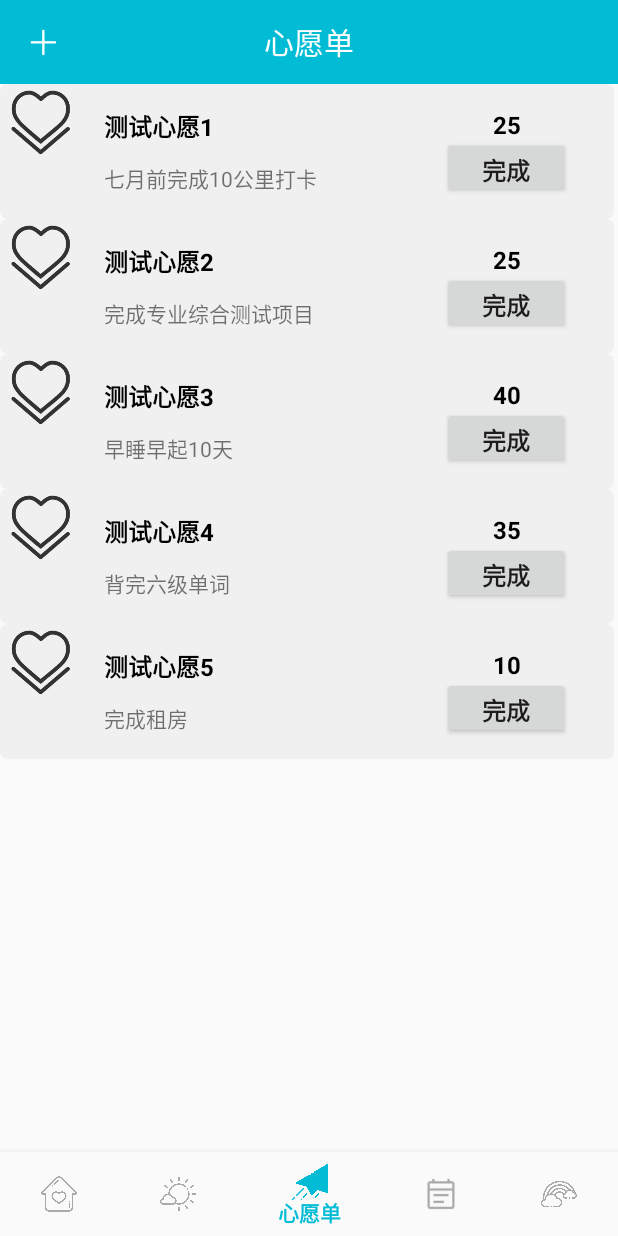
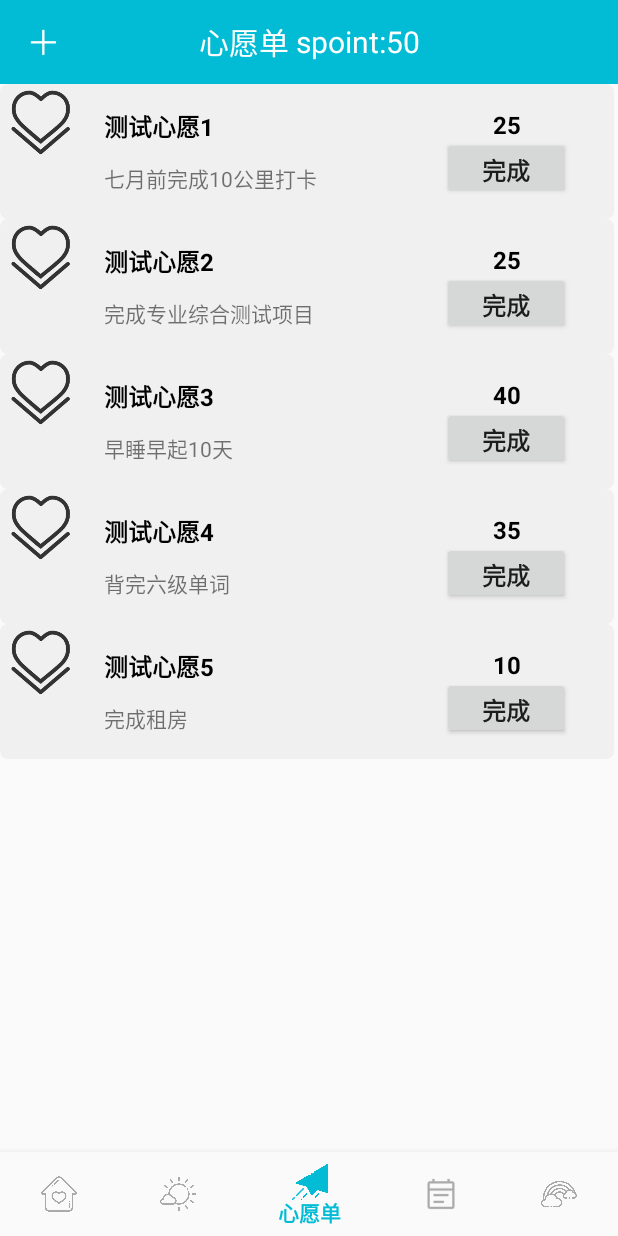
Before and after one commit to Wcc-Dont-sleep/GrowingHabitAPP, an Android app: the fragment Fragment4 placed in its activity, item 3 of the bottom bar chosen, on a phone screen of 412 x 824 dp. Run offline under Robolectric (Android 15) with nearby library versions, the phone set to English and light mode, and no system bars; libraries missing offline, so code that uses them is left out: com.github.mikephil.charting, org.apache.commons; 4 statements that could not run were skipped.

Commit message:
20230623final

```diff
--- a/app/src/main/java/com/example/habittest/Fragment1.java
+++ b/app/src/main/java/com/example/habittest/Fragment1.java
@@ -3,6 +3,7 @@ package com.example.habittest;
 import android.database.Cursor;
 import android.database.sqlite.SQLiteDatabase;
 import android.os.Bundle;
+import android.os.Handler;
 import android.support.v4.app.Fragment;
 import android.util.Log;
 import android.view.LayoutInflater;
@@ -30,7 +31,6 @@ public class Fragment1 extends Fragment {
     private GridView gview;
     private List<Map<String, Object>> data_list;
     private SimpleAdapter sim_adapter;
-
     //选择时间button
     private Button[] bt = new Button[4];
     //当前选择的时间段
@@ -60,6 +60,7 @@ public class Fragment1 extends Fragment {
         bt[1] = (Button) v.findViewById(R.id.morning);
         bt[2] = (Button) v.findViewById(R.id.noon);
         bt[3] = (Button) v.findViewById(R.id.evening);
+        // 在这里更新 TextView 的显示内容
 
         //设置默认选择任意时间
         selectTime(0);
--- a/app/src/main/java/com/example/habittest/Fragment4.java
+++ b/app/src/main/java/com/example/habittest/Fragment4.java
@@ -171,7 +171,7 @@ public class Fragment4 extends Fragment{
                         wish[position].pic = "wish_finish";
                         if (mgr.wishUpdateDB(wish[position].wname))
                         {
-                            mgr.UpdateUser();
+
                             Toast.makeText(context,wish[position].wname +"心愿完成"+"消耗"+wish[position].spoint+"点数", Toast.LENGTH_SHORT).show();
                             refresh_grid();
                             //holder.button.setVisibility(View.GONE);
--- a/app/src/main/java/com/example/habittest/Fragment5.java
+++ b/app/src/main/java/com/example/habittest/Fragment5.java
@@ -62,7 +62,7 @@ public class Fragment5 extends Fragment{
         totalHabitTextView.setText(String.valueOf(mgr.countotalhabit()));
         TextView totalWishTextView = v.findViewById(R.id.totalwish);
         totalWishTextView.setText(String.valueOf(mgr.countotalwish()));
-        totalWishTextView.setText(String.valueOf(mgr.getdatelog("2023-06-12")));
+        //totalWishTextView.setText(String.valueOf(mgr.getdatelog("2023-06-12")));
         TextView totalPointTextView = v.findViewById(R.id.totalpoint);
         totalPointTextView.setText(String.valueOf(mgr.getUserPoint()));
         BarChart barChart = v.findViewById(R.id.bc1);
@@ -133,6 +133,7 @@ public class Fragment5 extends Fragment{
         lineChart.setBackgroundColor(Color.WHITE);
 //是否显示边界
         lineChart.setDrawBorders(false);
+        lineChart.setDrawGridBackground(false);
 // 获取之前三天的日期
         //y轴数值集合
         BarDataSet set = new BarDataSet(yVals," ");
@@ -143,6 +144,7 @@ public class Fragment5 extends Fragment{
         //添加到控件中
         barChart.setData(data);
         barChart.setBackgroundColor(Color.WHITE);
+        barChart.setDrawGridBackground(false);
 //是否显示边界
         barChart.setDrawBorders(false);
 //        CalendarView calendarView = v.findViewById(R.id.personalCal);
--- a/app/src/main/java/com/example/habittest/MainActivity.java
+++ b/app/src/main/java/com/example/habittest/MainActivity.java
@@ -7,6 +7,7 @@ import android.content.Intent;
 import android.content.pm.PackageManager;
 import android.database.sqlite.SQLiteDatabase;
 import android.os.Bundle;
+import android.os.Handler;
 import android.support.annotation.NonNull;
 import android.support.annotation.Nullable;
 import android.support.design.widget.BottomNavigationView;
@@ -28,6 +29,8 @@ import android.widget.ListView;
 import android.widget.TextView;
 import android.widget.Toast;
 
+import com.github.mikephil.charting.charts.LineChart;
+
 import org.jsoup.Jsoup;
 import org.jsoup.nodes.Document;
 import org.jsoup.nodes.Element;
@@ -43,7 +46,7 @@ import java.util.List;
 public class MainActivity extends AppCompatActivity {
     List<String> mPermissionList = new ArrayList<>();//权限集合
     String[] permissions = new String[]{Manifest.permission.READ_CALENDAR, Manifest.permission.WRITE_CALENDAR, Manifest.permission.READ_EXTERNAL_STORAGE, Manifest.permission.WRITE_EXTERNAL_STORAGE};
-    private TextView mTextMessage, top_text;
+    private TextView mTextMessage, top_text,spointview;
     private FragmentTransaction transaction;
     private FragmentManager fragmentManager;
     private Toolbar top_tools;
@@ -64,6 +67,7 @@ public class MainActivity extends AppCompatActivity {
     //今日图片
     private byte[] image;
 
+
     private BottomNavigationView.OnNavigationItemSelectedListener mOnNavigationItemSelectedListener
             = new BottomNavigationView.OnNavigationItemSelectedListener() {
 
@@ -80,6 +84,7 @@ public class MainActivity extends AppCompatActivity {
                     frag1.setDBManager(mgr);
                     transaction.replace(R.id.content, frag1);
                     top_text.setText(R.string.top_today);
+                    spointview.setText(String.valueOf(mgr.getUserPoint()));
                     top_button.setVisibility(View.VISIBLE);
                     transaction.commit();
                     return true;
@@ -88,6 +93,7 @@ public class MainActivity extends AppCompatActivity {
                     frag2.setDBManager(mgr);
                     transaction.replace(R.id.content, frag2);
                     top_text.setText(R.string.top_all);
+                    spointview.setText(String.valueOf(mgr.getUserPoint()));
                     top_button.setVisibility(View.GONE);
                     top_wish_button.setVisibility(View.GONE);
                     top_note_button.setVisibility(View.GONE);
@@ -98,6 +104,7 @@ public class MainActivity extends AppCompatActivity {
                     frag5.setDBManager(mgr);
                     transaction.replace(R.id.content, frag5);
                     top_text.setText("我的");
+                    spointview.setText(String.valueOf(mgr.getUserPoint()));
                     top_button.setVisibility(View.GONE);
                     top_wish_button.setVisibility(View.GONE);
                     top_note_button.setVisibility(View.GONE);
@@ -108,6 +115,7 @@ public class MainActivity extends AppCompatActivity {
                     frag4.setDBManager(mgr);
                     transaction.replace(R.id.content, frag4);
                     top_text.setText(R.string.top_wish);
+                    spointview.setText(String.valueOf(mgr.getUserPoint()));
                     top_button.setVisibility(View.GONE);
                     top_wish_button.setVisibility(View.VISIBLE);
                     top_note_button.setVisibility(View.GONE);
@@ -118,6 +126,7 @@ public class MainActivity extends AppCompatActivity {
                     frag6.setDBManager(mgr);
                     transaction.replace(R.id.content, frag6);
                     top_text.setText(R.string.top_note);
+                    spointview.setText(String.valueOf(mgr.getUserPoint()));
                     top_button.setVisibility(View.GONE);
                     top_wish_button.setVisibility(View.GONE);
                     top_note_button.setVisibility(View.VISIBLE);
@@ -132,6 +141,11 @@ public class MainActivity extends AppCompatActivity {
     protected void onCreate(Bundle savedInstanceState) {
         //关于申请权限的代码
         mPermissionList.clear();
+        // 在 Activity 或 Fragment 中定义一个 Handler 对象
+
+
+// 在需要更新 TextView 的地方，通过 Handler.post 方法更新 UI
+
 
         for (int i = 0; i < permissions.length; i++) {
             if (ContextCompat.checkSelfPermission(MainActivity.this, permissions[i]) != PackageManager.PERMISSION_GRANTED) {
@@ -191,6 +205,8 @@ public class MainActivity extends AppCompatActivity {
         setContentView(R.layout.activity_main);
         setDefaultFragment();
         mTextMessage = (TextView) findViewById(R.id.message);
+        spointview=(TextView)findViewById(R.id.myspoint);
+        spointview.setText(String.valueOf(mgr.getUserPoint()));
         BottomNavigationView navigation = (BottomNavigationView) findViewById(R.id.navigation);
         navigation.setOnNavigationItemSelectedListener(mOnNavigationItemSelectedListener);
         top_tools = (Toolbar) findViewById(R.id.toolbar);
--- a/app/src/main/res/layout/activity_main.xml
+++ b/app/src/main/res/layout/activity_main.xml
@@ -55,6 +55,30 @@
             android:textColor="@color/colorwhite"
             tools:layout_editor_absoluteX="16dp"
             tools:layout_editor_absoluteY="3dp" />
+        <TextView
+            android:id="@+id/spointtext"
+            android:layout_width="wrap_content"
+            android:layout_height="wrap_content"
+            android:layout_alignParentTop="true"
+            android:layout_centerInParent="true"
+            android:layout_gravity="center"
+            android:text=" spoint:"
+            android:textSize="20sp"
+            android:textColor="@color/colorwhite"
+            tools:layout_editor_absoluteX="16dp"
+            tools:layout_editor_absoluteY="3dp" />
+        <TextView
+            android:id="@+id/myspoint"
+            android:layout_width="wrap_content"
+            android:layout_height="wrap_content"
+            android:layout_alignParentTop="true"
+            android:layout_centerInParent="true"
+            android:layout_gravity="center"
+            android:text=" 0"
+            android:textSize="20sp"
+            android:textColor="@color/colorwhite"
+            tools:layout_editor_absoluteX="16dp"
+            tools:layout_editor_absoluteY="3dp" />
         <Button
             android:id="@+id/top_button_wish"
             android:layout_width="25dp"
```
Also changed, not shown: app/src/main/java/com/example/habittest/DBManager.java (+18 -9 lines), app/src/main/res/layout/personal.xml (+8 -2 lines).
